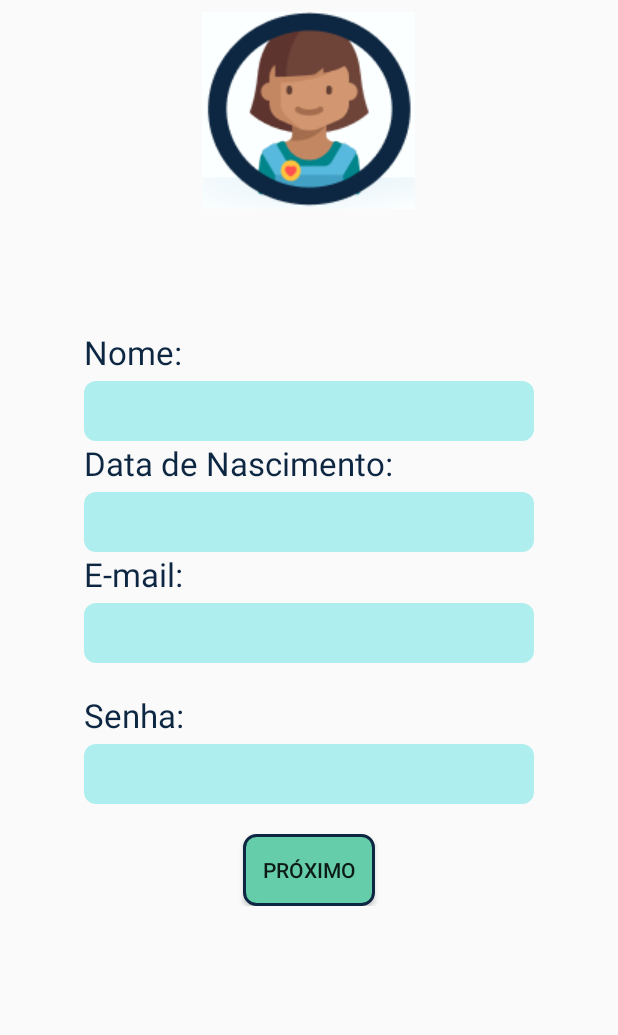
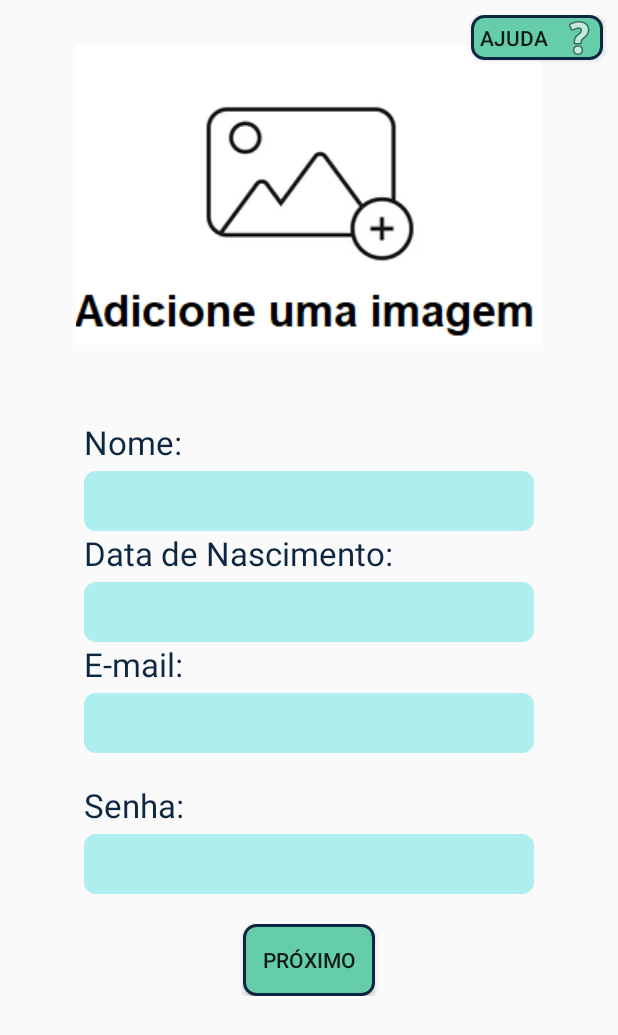
Before and after one commit to amandabriena/minhaRotina, an Android app: the CadastrarUsuario screen opened directly, with no data from a screen before it, on a phone screen of 412 x 824 dp. Shown: the top 1035 px of the screen. Run offline under Robolectric (Android 15) with nearby library versions, the phone set to English and light mode, and no system bars; our stand-ins replace Firebase (no records; nobody signed in at launch, a user with empty details on screens opened directly).

Commit message:
upload de imagens firebase

```diff
--- a/app/build.gradle
+++ b/app/build.gradle
@@ -33,6 +33,7 @@ dependencies {
     implementation platform('com.google.firebase:firebase-bom:26.8.0')
     implementation 'com.google.firebase:firebase-analytics'
     implementation 'com.google.firebase:firebase-storage'
+    implementation 'com.google.firebase:firebase-firestore'
     implementation 'com.google.firebase:firebase-auth'
 
     implementation 'androidx.appcompat:appcompat:1.2.0'
--- /dev/null
+++ b/app/src/main/java/com/example/meuprojeto/model/Feedback.java
@@ -0,0 +1,4 @@
+package com.example.meuprojeto.model;
+
+public class Feedback {
+}
--- /dev/null
+++ b/app/src/main/java/com/example/meuprojeto/model/Passo.java
@@ -0,0 +1,4 @@
+package com.example.meuprojeto.model;
+
+public class Passo {
+}
--- a/app/src/main/java/com/example/meuprojeto/view/CadastrarAtividade.java
+++ b/app/src/main/java/com/example/meuprojeto/view/CadastrarAtividade.java
@@ -47,7 +47,6 @@ public class CadastrarAtividade extends AppCompatActivity {
     ImageButton btUploadImg;
     ImageView imgIcon;
     private Uri filePath;
-    private final int PICK_IMAGE_REQUEST = 71;
 
     //Conexão com o db
     FirebaseDatabase firebaseDatabase;
--- a/app/src/main/res/layout/activity_cadastrar_usuario.xml
+++ b/app/src/main/res/layout/activity_cadastrar_usuario.xml
@@ -11,20 +11,41 @@
         tools:layout_editor_absoluteX="1dp"
         tools:layout_editor_absoluteY="1dp"
         tools:ignore="MissingConstraints">
+        <RelativeLayout
+            android:layout_width="match_parent"
+            android:layout_height="wrap_content"
+            android:layout_marginTop="10dp">
+            <Button
+                android:id="@+id/btAjuda"
+                android:layout_width="wrap_content"
+                android:layout_height="30dp"
+                android:layout_alignParentStart="false"
+                android:layout_alignParentEnd="true"
+                android:layout_marginEnd="10dp"
+                android:background="@drawable/button_round_border"
+                android:drawableRight="@android:drawable/ic_menu_help"
+                android:text="@string/btAjuda" />
+            <ImageButton
+                android:id="@+id/btUploadImgUser"
+                android:layout_width="310dp"
+                android:layout_height="200dp"
+                app:srcCompat="@drawable/add_img"
+                android:layout_margin="20dp"
+                android:layout_centerHorizontal="true"/>
+            <ImageView
+                android:id="@+id/imgUser"
+                android:layout_width="310dp"
+                android:layout_height="200dp"
+                android:layout_centerHorizontal="true"
+                android:layout_margin="20dp"
+                android:scaleType="centerCrop"
+                />
+        </RelativeLayout>
+
         <LinearLayout
             android:layout_width="wrap_content"
             android:layout_height="wrap_content"
-            android:layout_gravity="center_horizontal"
-            android:layout_marginTop="8dp">
-            <ImageView
-                android:id="@+id/imageView3"
-                android:layout_width="match_parent"
-                android:layout_height="wrap_content"
-                app:srcCompat="@drawable/icon_user" />
-        </LinearLayout>
-        <LinearLayout
-            android:layout_width="wrap_content"
-            android:layout_height="wrap_content"
+            android:layout_marginTop="60dp"
             android:orientation="vertical"
             android:layout_gravity="center"
             >
```
Also changed, not shown: app/src/main/java/com/example/meuprojeto/model/Usuario.java (+20 -2 lines), app/src/main/java/com/example/meuprojeto/view/CadastrarUsuario.java (+112 -11 lines).
